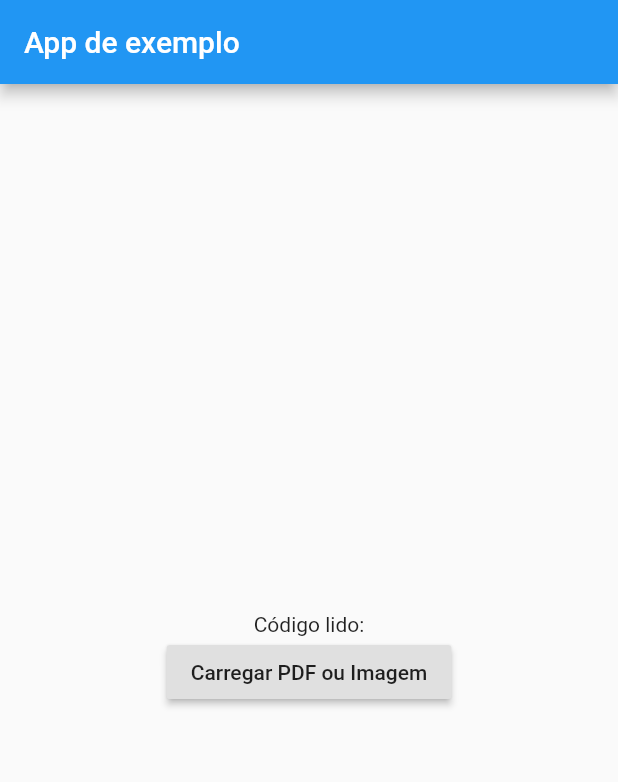
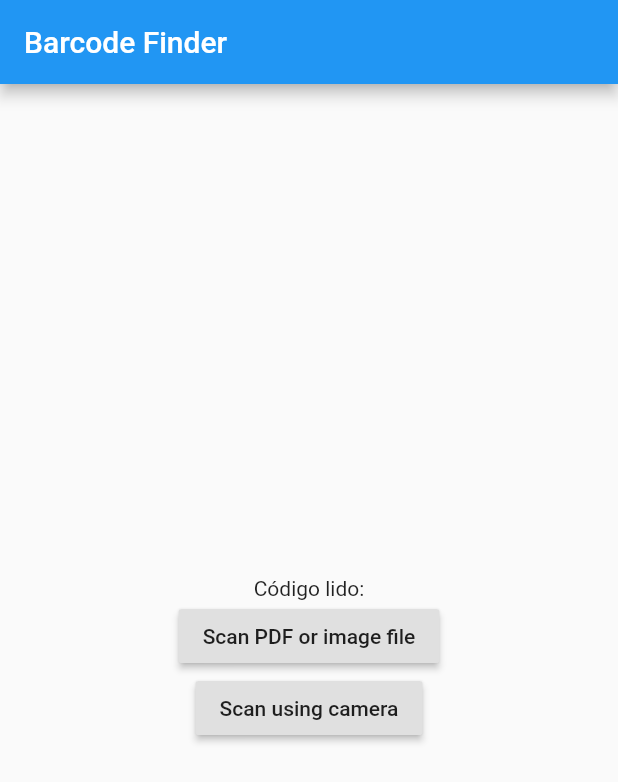
Before and after one commit to PopcodeMobile/barcode-finder, a Flutter app: the screen it shows after launch, on a phone screen of 412 x 824 dp. Shown: the top 782 px of the screen. Run offline on Flutter 3.47's test engine with Material 2 defaults, Android fonts, the light colour scheme and no system bars; our stand-ins replace file_picker.

Commit message:
BarcodeFinder changed to abstract

```diff
--- a/example/lib/app/barcode_finder_controller.dart
+++ b/example/lib/app/barcode_finder_controller.dart
@@ -20,15 +20,13 @@ class BarcodeFinderError extends BarcodeFinderState {
 }
 
 class BarcodeFinderController extends ChangeNotifier {
-  final _barcodeFinder = BarcodeFinder();
-
   BarcodeFinderState state = BarcodeFinderInitial();
 
   void scanFile(File file) async {
     _emit(BarcodeFinderLoading());
     try {
       if (isImageFile(file.path) || isPdfFile(file.path)) {
-        final barcode = await _barcodeFinder.scanFile(filePath: file.path);
+        final barcode = await BarcodeFinder.scanFile(path: file.path);
         _update(barcode);
       } else {
         _emit(BarcodeFinderError('File type not supported.'));
--- a/example/lib/main.dart
+++ b/example/lib/main.dart
@@ -23,7 +23,7 @@ class _MyAppState extends State<MyApp> {
       home: Scaffold(
         appBar: AppBar(
           title: const Text(
-            'App de exemplo',
+            'Barcode Finder',
           ),
         ),
         body: Center(
@@ -44,7 +44,8 @@ class _MyAppState extends State<MyApp> {
                     _text('${state.message}')
                   else if (state is BarcodeFinderSuccess)
                     _text('${state.code}'),
-                  _button(state),
+                  _startScanFilleButton(state),
+                  _startCameraButton(state),
                 ],
               );
             },
@@ -54,9 +55,9 @@ class _MyAppState extends State<MyApp> {
     );
   }
 
-  Widget _button(BarcodeFinderState state) {
+  Widget _startScanFilleButton(BarcodeFinderState state) {
     return RaisedButton(
-      child: Text('Carregar PDF ou Imagem'),
+      child: Text('Scan PDF or image file'),
       onPressed: state is! BarcodeFinderLoading
           ? () async {
               final result = await FilePicker.platform.pickFiles();
@@ -69,6 +70,13 @@ class _MyAppState extends State<MyApp> {
     );
   }
 
+  Widget _startCameraButton(BarcodeFinderState state) {
+    return RaisedButton(
+      child: Text('Scan using camera'),
+      onPressed: state is! BarcodeFinderLoading ? () async {} : null,
+    );
+  }
+
   Widget _loading() => Center(child: CircularProgressIndicator());
 
   Text _text(String text) {
--- a/lib/barcode_finder.dart
+++ b/lib/barcode_finder.dart
@@ -3,15 +3,15 @@ import 'dart:async';
 import 'package:flutter/services.dart';
 import 'package:meta/meta.dart';
 
-class BarcodeFinder {
+abstract class BarcodeFinder {
   static const _channel = const MethodChannel('barcode_finder');
 
-  Future<String> scanFile({@required String filePath}) async {
+  static Future<String> scanFile({@required String path}) async {
     try {
-      if (filePath.endsWith('.pdf')) {
-        return _channel.invokeMethod('scan_pdf', filePath);
+      if (path.endsWith('.pdf')) {
+        return _channel.invokeMethod('scan_pdf', path);
       }
-      return _channel.invokeMethod('scan_image', filePath);
+      return _channel.invokeMethod('scan_image', path);
     } catch (e) {
       throw Exception();
     }
```
